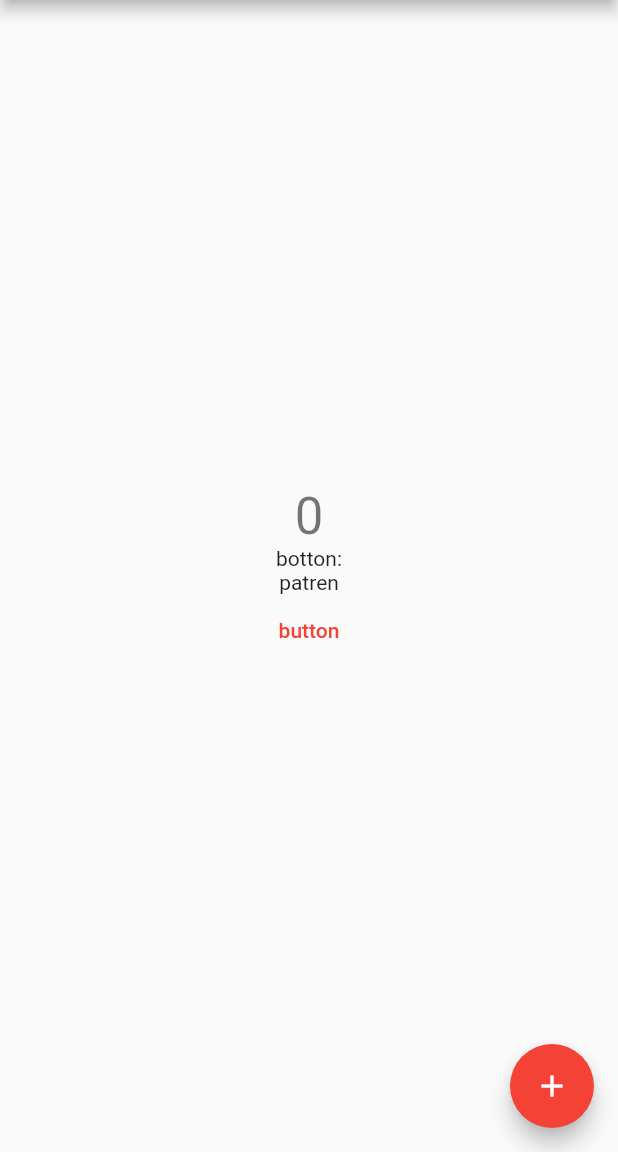
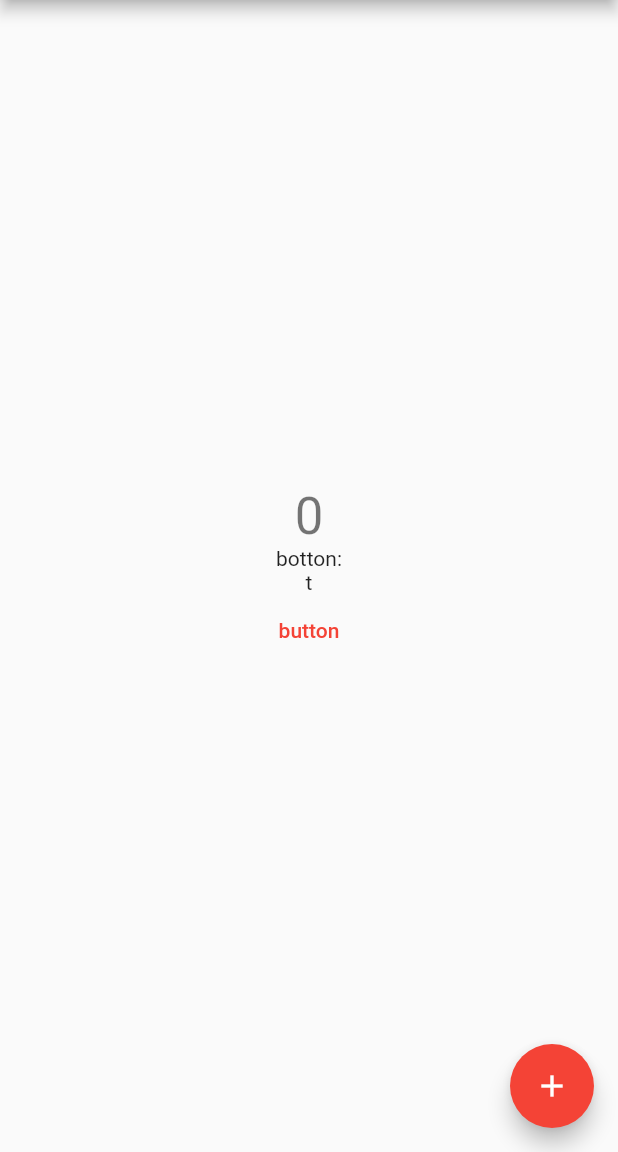
Before and after one commit to yuugo7/prc, a Flutter app: the screen it shows after launch, on a phone screen of 412 x 824 dp, the part 84-1236 px from its top. Run offline on Flutter 3.47's test engine with Material 2 defaults, Android fonts, the phone set to English and light mode, and no system bars; our stand-ins replace flutter_hooks, hooks_riverpod.

Commit message:
変更点は中央線のテキスト

```diff
--- a/lib/main.dart
+++ b/lib/main.dart
@@ -50,7 +50,7 @@ class Myhomepage extends HookConsumerWidget {
               const Text(
                 'botton:',
               ),
-              const Text('patren'),
+              const Text('t'),
               TextButton(
                   onPressed: () => counter.state++, child: Text('button'))
             ],
```
